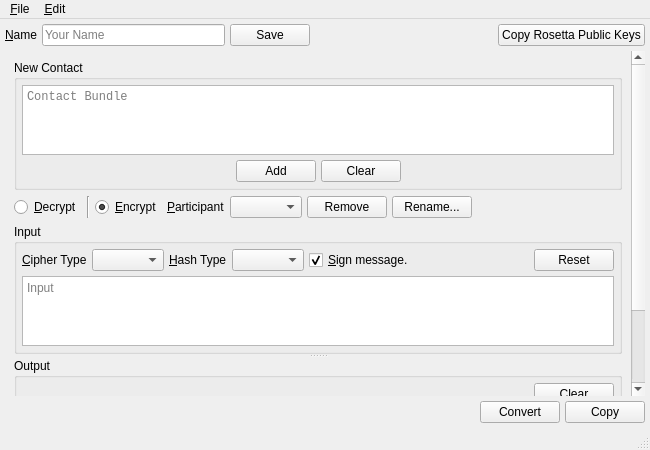
First picture: the form in branches/trunk/UI/spot-on-rosetta.ui, repository textbrowser/spot-on, before the edit.
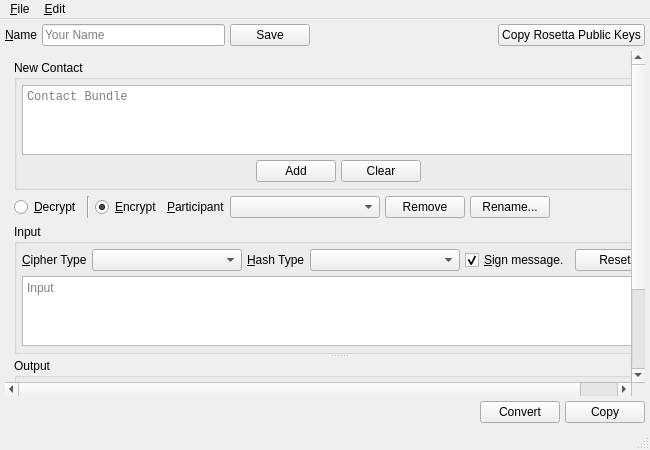
Second picture: the form after the edit. Icons and pictures are not drawn.

Commit message: Minimum contents lengths.

```diff
--- a/branches/trunk/UI/spot-on-rosetta.ui
+++ b/branches/trunk/UI/spot-on-rosetta.ui
@@ -245,6 +245,9 @@
             <property name="sizeAdjustPolicy">
              <enum>QComboBox::AdjustToContents</enum>
             </property>
+            <property name="minimumContentsLength">
+             <number>15</number>
+            </property>
            </widget>
           </item>
           <item>
@@ -321,6 +324,9 @@
                 <property name="sizeAdjustPolicy">
                  <enum>QComboBox::AdjustToContents</enum>
                 </property>
+                <property name="minimumContentsLength">
+                 <number>15</number>
+                </property>
                </widget>
               </item>
               <item>
@@ -338,6 +344,9 @@
                 <property name="sizeAdjustPolicy">
                  <enum>QComboBox::AdjustToContents</enum>
                 </property>
+                <property name="minimumContentsLength">
+                 <number>15</number>
+                </property>
                </widget>
               </item>
               <item>
```
The commit also changes 10 other files.
